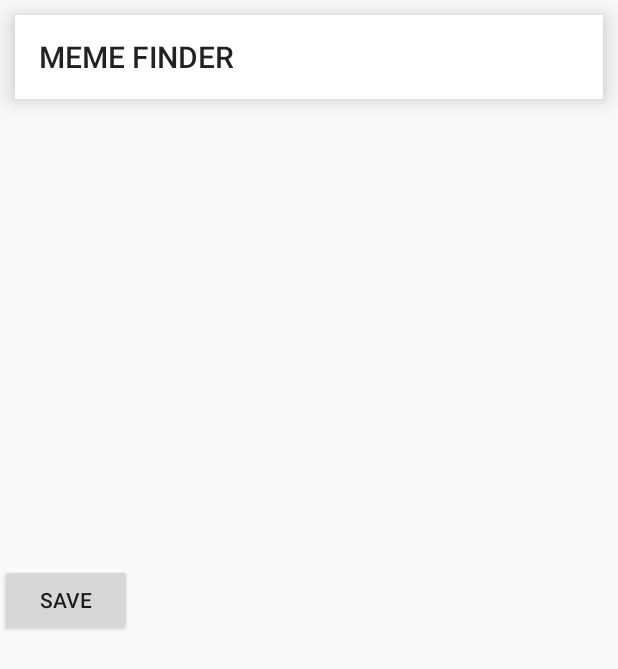
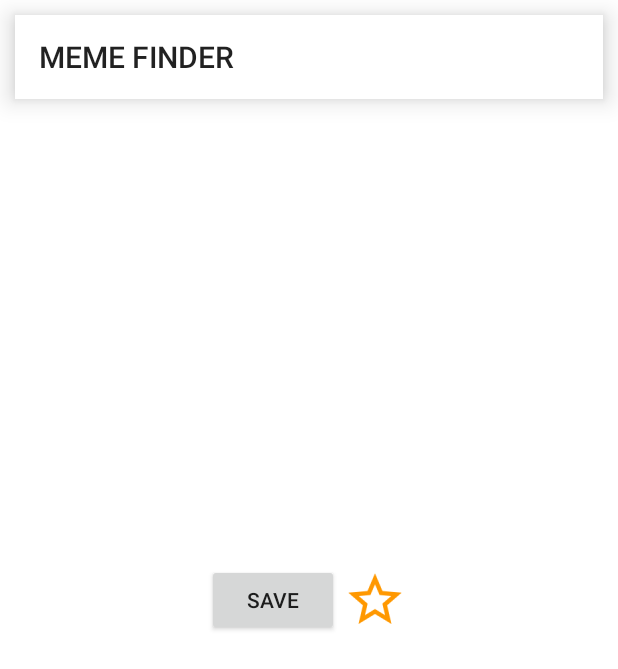
Before and after one commit to SaveliyZalogin/kvant2021, an Android app: the layout activity_meme.xml on its own in the app's theme, with its tools: preview values and no code run, on a phone screen of 412 x 824 dp. Shown: the top 669 px of the screen. Run offline under Robolectric (Android 15) with nearby library versions, the phone set to English and light mode, and no system bars.

```diff
--- a/app/src/main/res/layout/activity_meme.xml
+++ b/app/src/main/res/layout/activity_meme.xml
@@ -6,6 +6,7 @@
     android:layout_width="match_parent"
     android:layout_height="match_parent"
     tools:context=".MemeActivity"
+    android:background="@color/white"
     android:orientation="vertical">
 
     <androidx.appcompat.widget.Toolbar
@@ -23,10 +24,22 @@
         android:id="@+id/meme_image"
         android:layout_width="match_parent"
         android:layout_height="300dp" />
-    <Button
-        android:id="@+id/save_button"
-        android:layout_width="wrap_content"
+    <LinearLayout
+        android:layout_width="match_parent"
         android:layout_height="wrap_content"
-        android:text="save"/>
+        android:orientation="horizontal"
+        android:gravity="center">
+        <Button
+            android:id="@+id/save_button"
+            android:layout_width="wrap_content"
+            android:layout_height="wrap_content"
+            android:text="save"/>
+        <ImageButton
+            android:id="@+id/izbrannoe_button"
+            android:layout_width="wrap_content"
+            android:layout_height="wrap_content"
+            android:background="@android:color/transparent"
+            android:src="@mipmap/ic_star_outline"/>
+    </LinearLayout>
 
 </LinearLayout>
```
Also changed, not shown: app/src/main/java/com/arbonik/project/MainActivity.kt (+21 -5 lines), app/src/main/java/com/arbonik/project/RecAdapter.kt (+5 -5 lines), app/src/main/java/com/arbonik/project/SearchResultActiivity.kt (+20 -6 lines), app/src/main/res/mipmap-hdpi/ic_star_outline.png (added), app/src/main/res/mipmap-mdpi/ic_star_outline.png (added), app/src/main/res/mipmap-xhdpi/ic_star_outline.png (added), app/src/main/res/mipmap-xxhdpi/ic_star_outline.png (added), app/src/main/res/mipmap-xxxhdpi/ic_star_outline.png (added).
